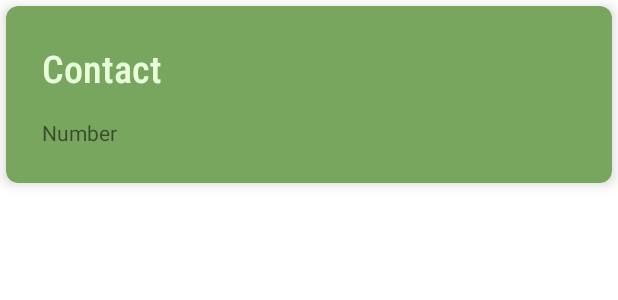
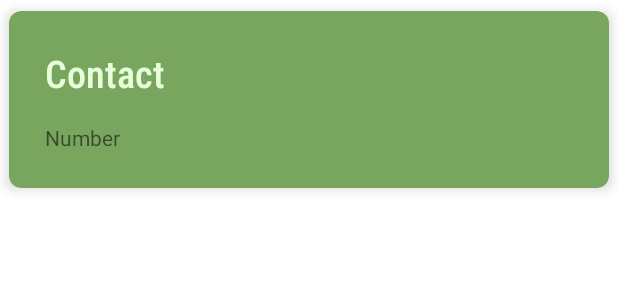
Before and after one commit to ZSabakh/emergency-contacts-kotlin, an Android app: the layout contact_element.xml on its own in the app's theme, with its tools: preview values and no code run, on a phone screen of 412 x 824 dp. Shown: the top 300 px of the screen. Run offline under Robolectric (Android 15) with nearby library versions, the phone set to English and light mode, and no system bars.

Commit message:
Minor UI changes

```diff
--- a/app/src/main/java/com/example/sosapp/ContactsRecyclerViewAdapter.kt
+++ b/app/src/main/java/com/example/sosapp/ContactsRecyclerViewAdapter.kt
@@ -10,6 +10,7 @@ import android.widget.TextView
 import androidx.annotation.ColorInt
 import androidx.annotation.RequiresApi
 import androidx.cardview.widget.CardView
+import androidx.core.content.ContextCompat
 import androidx.core.graphics.toColor
 import androidx.core.graphics.toColorInt
 import androidx.recyclerview.widget.RecyclerView
@@ -34,10 +35,11 @@ class ContactsRecyclerViewAdapter(private val contactUIModels: List<ContactUIMod
         holder.itemView.setOnClickListener {
             isSelected = !isSelected
             contactUIModels[position].onClick()
+
             if (isSelected) {
-                holder.cvContactElement.setCardBackgroundColor(Color.parseColor("#4A653B"))
+                holder.cvContactElement.setCardBackgroundColor(ContextCompat.getColor(holder.itemView.context,R.color.green_700))
             } else {
-                holder.cvContactElement.setCardBackgroundColor(Color.parseColor("#78A65F"))
+                holder.cvContactElement.setCardBackgroundColor(ContextCompat.getColor(holder.itemView.context,R.color.green_500))
             }
         }
     }
--- a/app/src/main/java/com/example/sosapp/ui/MainActivity.kt
+++ b/app/src/main/java/com/example/sosapp/ui/MainActivity.kt
@@ -14,6 +14,7 @@ import com.example.sosapp.api.ApiClient
 import com.example.sosapp.api.SessionManager
 import com.example.sosapp.models.*
 import com.example.sosapp.ui.models.ContactUIModel
+import com.google.android.material.floatingactionbutton.FloatingActionButton
 import retrofit2.Call
 import retrofit2.Callback
 import retrofit2.Response
@@ -24,7 +25,7 @@ class MainActivity : AppCompatActivity() {
     private lateinit var sessionManager: SessionManager
     private lateinit var recyclerView: RecyclerView
     private lateinit var contactsTest: MutableList<Contact>
-    private lateinit var btAddContact: Button
+    private lateinit var btAddContact: FloatingActionButton
     private lateinit var btSendText: Button
     private lateinit var btRemoveContacts: Button
     val selectedContactNumbers: MutableList<String> = ArrayList()
--- a/app/src/main/java/com/example/sosapp/ui/SendTextActivity.kt
+++ b/app/src/main/java/com/example/sosapp/ui/SendTextActivity.kt
@@ -35,7 +35,7 @@ class SendTextActivity : AppCompatActivity() {
         apiClient = ApiClient()
         sessionManager = SessionManager(this)
         fetchTexts()
-        recyclerView.layoutManager = GridLayoutManager(this, 2)
+        recyclerView.layoutManager = GridLayoutManager(this, 1)
 
 
         LocationHelper().startListeningUserLocation(this , object : LocationHelper.MyLocationListener {
--- a/app/src/main/res/layout/activity_send_text.xml
+++ b/app/src/main/res/layout/activity_send_text.xml
@@ -10,12 +10,16 @@
         android:id="@+id/rv_texts"
         android:layout_width="0dp"
         android:layout_height="0dp"
+        android:layout_marginStart="8dp"
+        android:layout_marginTop="16dp"
+        android:layout_marginEnd="8dp"
         app:layout_constraintBottom_toBottomOf="parent"
         app:layout_constraintEnd_toEndOf="parent"
         app:layout_constraintHorizontal_bias="0.0"
         app:layout_constraintStart_toStartOf="parent"
         app:layout_constraintTop_toTopOf="parent"
-        app:layout_constraintVertical_bias="0.0" />
+        app:layout_constraintVertical_bias="0.0"
+        />
 
     <Button
         android:id="@+id/bt_send_custom_text"
--- a/app/src/main/res/layout/contact_element.xml
+++ b/app/src/main/res/layout/contact_element.xml
@@ -1,30 +1,31 @@
 <?xml version="1.0" encoding="utf-8"?>
-<androidx.cardview.widget.CardView
-    xmlns:android="http://schemas.android.com/apk/res/android"
+<androidx.cardview.widget.CardView xmlns:android="http://schemas.android.com/apk/res/android"
+    xmlns:app="http://schemas.android.com/apk/res-auto"
     xmlns:tools="http://schemas.android.com/tools"
-    xmlns:app="http://schemas.android.com/apk/res-auto"
     android:id="@+id/cv_contact_element"
     android:layout_width="match_parent"
     android:layout_height="wrap_content"
-    app:cardBackgroundColor="#78A65F"
+    android:layout_marginHorizontal="6dp"
+    android:layout_marginVertical="7dp"
+    app:cardBackgroundColor="@color/green_500"
     app:cardCornerRadius="8dp"
     app:cardElevation="5dp"
     app:cardMaxElevation="7dp"
     app:contentPadding="24dp"
-    android:layout_margin="4dp" >
+    >
 
     <androidx.constraintlayout.widget.ConstraintLayout
         android:layout_width="match_parent"
-        android:layout_height="match_parent" >
+        android:layout_height="match_parent">
 
         <TextView
             android:id="@+id/tv_number"
             android:layout_width="wrap_content"
             android:layout_height="wrap_content"
             android:layout_marginTop="16dp"
-            tools:text="Number"
             app:layout_constraintStart_toStartOf="@+id/tv_contact"
-            app:layout_constraintTop_toBottomOf="@+id/tv_contact" />
+            app:layout_constraintTop_toBottomOf="@+id/tv_contact"
+            tools:text="Number" />
 
         <TextView
             android:id="@+id/tv_contact"
--- a/app/src/main/res/values/colors.xml
+++ b/app/src/main/res/values/colors.xml
@@ -3,6 +3,8 @@
     <color name="purple_200">#FFBB86FC</color>
     <color name="purple_500">#FF6200EE</color>
     <color name="purple_700">#FF3700B3</color>
+    <color name="green_500">#78A65F</color>
+    <color name="green_700">#4A653B</color>
     <color name="teal_200">#FF03DAC5</color>
     <color name="teal_700">#FF018786</color>
     <color name="black">#FF000000</color>
--- a/app/src/main/res/values/themes.xml
+++ b/app/src/main/res/values/themes.xml
@@ -5,8 +5,8 @@
         <item name="windowActionBar">false</item>
         <item name="windowNoTitle">true</item>
         <item name="android:textColorHint">@color/black</item>
-        <item name="colorPrimary">@color/purple_500</item>
-        <item name="colorPrimaryVariant">@color/purple_700</item>
+        <item name="colorPrimary">@color/green_500</item>
+        <item name="colorPrimaryVariant">@color/green_700</item>
         <item name="colorOnPrimary">@color/white</item>
         <!-- Secondary brand color. -->
         <item name="colorSecondary">@color/teal_200</item>
```
Also changed, not shown: app/src/main/res/layout/activity_main.xml (+6 -2 lines), app/src/main/res/layout/text_element.xml (+5 -4 lines), app/src/main/res/drawable-v24/ic_background_blue.jpg (added), app/src/main/res/drawable/plus.png (added).
